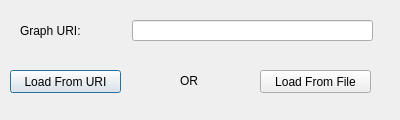
Old version of the form dialogs/ui/loadgraphdialog.ui in the repository sparqlunicorn/sparqlunicornGoesGIS.
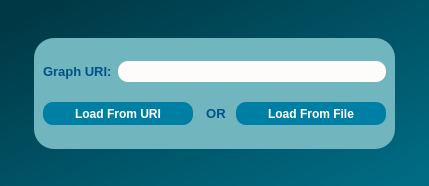
New version of the form.

```diff
--- a/dialogs/ui/loadgraphdialog.ui
+++ b/dialogs/ui/loadgraphdialog.ui
@@ -6,75 +6,236 @@
    <rect>
     <x>0</x>
     <y>0</y>
-    <width>400</width>
-    <height>120</height>
+    <width>429</width>
+    <height>186</height>
    </rect>
   </property>
+  <property name="minimumSize">
+   <size>
+    <width>429</width>
+    <height>186</height>
+   </size>
+  </property>
   <property name="windowTitle">
    <string>Dialog</string>
   </property>
-  <widget class="QPushButton" name="loadFromURIButton">
-   <property name="geometry">
-    <rect>
-     <x>10</x>
-     <y>70</y>
-     <width>111</width>
-     <height>23</height>
-    </rect>
-   </property>
-   <property name="text">
-    <string>Load From URI</string>
-   </property>
-  </widget>
-  <widget class="QPushButton" name="loadFromFileButton">
-   <property name="geometry">
-    <rect>
-     <x>260</x>
-     <y>70</y>
-     <width>111</width>
-     <height>23</height>
-    </rect>
-   </property>
-   <property name="text">
-    <string>Load From File</string>
-   </property>
-  </widget>
-  <widget class="QLineEdit" name="graphURIEdit">
-   <property name="geometry">
-    <rect>
-     <x>132</x>
-     <y>20</y>
-     <width>241</width>
-     <height>21</height>
-    </rect>
-   </property>
-  </widget>
-  <widget class="QLabel" name="graphURILabel">
-   <property name="geometry">
-    <rect>
-     <x>20</x>
-     <y>15</y>
-     <width>101</width>
-     <height>31</height>
-    </rect>
-   </property>
-   <property name="text">
-    <string>Graph URI:</string>
-   </property>
-  </widget>
-  <widget class="QLabel" name="OrLabel">
-   <property name="geometry">
-    <rect>
-     <x>180</x>
-     <y>70</y>
-     <width>61</width>
-     <height>21</height>
-    </rect>
-   </property>
-   <property name="text">
-    <string>OR</string>
-   </property>
-  </widget>
+  <property name="styleSheet">
+   <string notr="true">QObject#LoadGraphDialog{
+background-color:qlineargradient(spread:pad, x1:0, y1:0, x2:1, y2:1, stop:0.0795455 rgba(0, 57, 70, 255), stop:0.5625 rgba(0, 85, 104, 255), stop:0.954545 rgba(0, 107, 131, 255));}
+</string>
+  </property>
+  <layout class="QGridLayout" name="gridLayout_2">
+   <item row="0" column="1">
+    <spacer name="verticalSpacer_2">
+     <property name="orientation">
+      <enum>Qt::Vertical</enum>
+     </property>
+     <property name="sizeHint" stdset="0">
+      <size>
+       <width>20</width>
+       <height>19</height>
+      </size>
+     </property>
+    </spacer>
+   </item>
+   <item row="1" column="0">
+    <spacer name="horizontalSpacer">
+     <property name="orientation">
+      <enum>Qt::Horizontal</enum>
+     </property>
+     <property name="sizeHint" stdset="0">
+      <size>
+       <width>16</width>
+       <height>20</height>
+      </size>
+     </property>
+    </spacer>
+   </item>
+   <item row="1" column="1" rowspan="2">
+    <widget class="QFrame" name="frame">
+     <property name="minimumSize">
+      <size>
+       <width>361</width>
+       <height>111</height>
+      </size>
+     </property>
+     <property name="maximumSize">
+      <size>
+       <width>361</width>
+       <height>111</height>
+      </size>
+     </property>
+     <property name="styleSheet">
+      <string notr="true">QObject#frame{
+	background-color:qlineargradient(spread:pad, x1:0, y1:0, x2:1, y2:1, stop:0.0113636 rgba(113, 181, 190, 255));
+	
+border-radius:20px;}
+</string>
+     </property>
+     <property name="frameShape">
+      <enum>QFrame::StyledPanel</enum>
+     </property>
+     <property name="frameShadow">
+      <enum>QFrame::Raised</enum>
+     </property>
+     <layout class="QGridLayout" name="gridLayout">
+      <item row="0" column="0">
+       <layout class="QHBoxLayout" name="horizontalLayout">
+        <item>
+         <widget class="QLabel" name="graphURILabel">
+          <property name="maximumSize">
+           <size>
+            <width>101</width>
+            <height>31</height>
+           </size>
+          </property>
+          <property name="font">
+           <font>
+            <pointsize>10</pointsize>
+            <weight>75</weight>
+            <bold>true</bold>
+           </font>
+          </property>
+          <property name="styleSheet">
+           <string notr="true">color:rgb(0, 81, 135);</string>
+          </property>
+          <property name="text">
+           <string>Graph URI:</string>
+          </property>
+         </widget>
+        </item>
+        <item>
+         <widget class="QLineEdit" name="graphURIEdit">
+          <property name="minimumSize">
+           <size>
+            <width>241</width>
+            <height>21</height>
+           </size>
+          </property>
+          <property name="styleSheet">
+           <string notr="true">border-radius:10px;
+
+border-color:rgb(45, 45, 45);
+
+background-color: rgb(253, 252, 250);</string>
+          </property>
+         </widget>
+        </item>
+       </layout>
+      </item>
+      <item row="1" column="0">
+       <layout class="QHBoxLayout" name="horizontalLayout_2">
+        <item>
+         <widget class="QPushButton" name="loadFromURIButton">
+          <property name="minimumSize">
+           <size>
+            <width>111</width>
+            <height>23</height>
+           </size>
+          </property>
+          <property name="font">
+           <font>
+            <pointsize>9</pointsize>
+            <weight>75</weight>
+            <bold>true</bold>
+           </font>
+          </property>
+          <property name="cursor">
+           <cursorShape>PointingHandCursor</cursorShape>
+          </property>
+          <property name="styleSheet">
+           <string notr="true">background-color:rgb(0, 127, 165);
+border-radius:10px;
+color: rgb(255, 255, 255);</string>
+          </property>
+          <property name="text">
+           <string>Load From URI</string>
+          </property>
+         </widget>
+        </item>
+        <item>
+         <widget class="QLabel" name="OrLabel">
+          <property name="maximumSize">
+           <size>
+            <width>31</width>
+            <height>21</height>
+           </size>
+          </property>
+          <property name="font">
+           <font>
+            <pointsize>10</pointsize>
+            <weight>75</weight>
+            <bold>true</bold>
+           </font>
+          </property>
+          <property name="styleSheet">
+           <string notr="true">color:rgb(0, 81, 135);</string>
+          </property>
+          <property name="text">
+           <string>  OR</string>
+          </property>
+         </widget>
+        </item>
+        <item>
+         <widget class="QPushButton" name="loadFromFileButton">
+          <property name="minimumSize">
+           <size>
+            <width>111</width>
+            <height>23</height>
+           </size>
+          </property>
+          <property name="font">
+           <font>
+            <pointsize>9</pointsize>
+            <weight>75</weight>
+            <bold>true</bold>
+           </font>
+          </property>
+          <property name="cursor">
+           <cursorShape>PointingHandCursor</cursorShape>
+          </property>
+          <property name="styleSheet">
+           <string notr="true">background-color:rgb(0, 127, 165);
+border-radius:10px;
+color: rgb(255, 255, 255);</string>
+          </property>
+          <property name="text">
+           <string>Load From File</string>
+          </property>
+         </widget>
+        </item>
+       </layout>
+      </item>
+     </layout>
+    </widget>
+   </item>
+   <item row="2" column="2">
+    <spacer name="horizontalSpacer_2">
+     <property name="orientation">
+      <enum>Qt::Horizontal</enum>
+     </property>
+     <property name="sizeHint" stdset="0">
+      <size>
+       <width>16</width>
+       <height>20</height>
+      </size>
+     </property>
+    </spacer>
+   </item>
+   <item row="3" column="1">
+    <spacer name="verticalSpacer">
+     <property name="orientation">
+      <enum>Qt::Vertical</enum>
+     </property>
+     <property name="sizeHint" stdset="0">
+      <size>
+       <width>20</width>
+       <height>20</height>
+      </size>
+     </property>
+    </spacer>
+   </item>
+  </layout>
  </widget>
  <resources/>
  <connections/>
```
